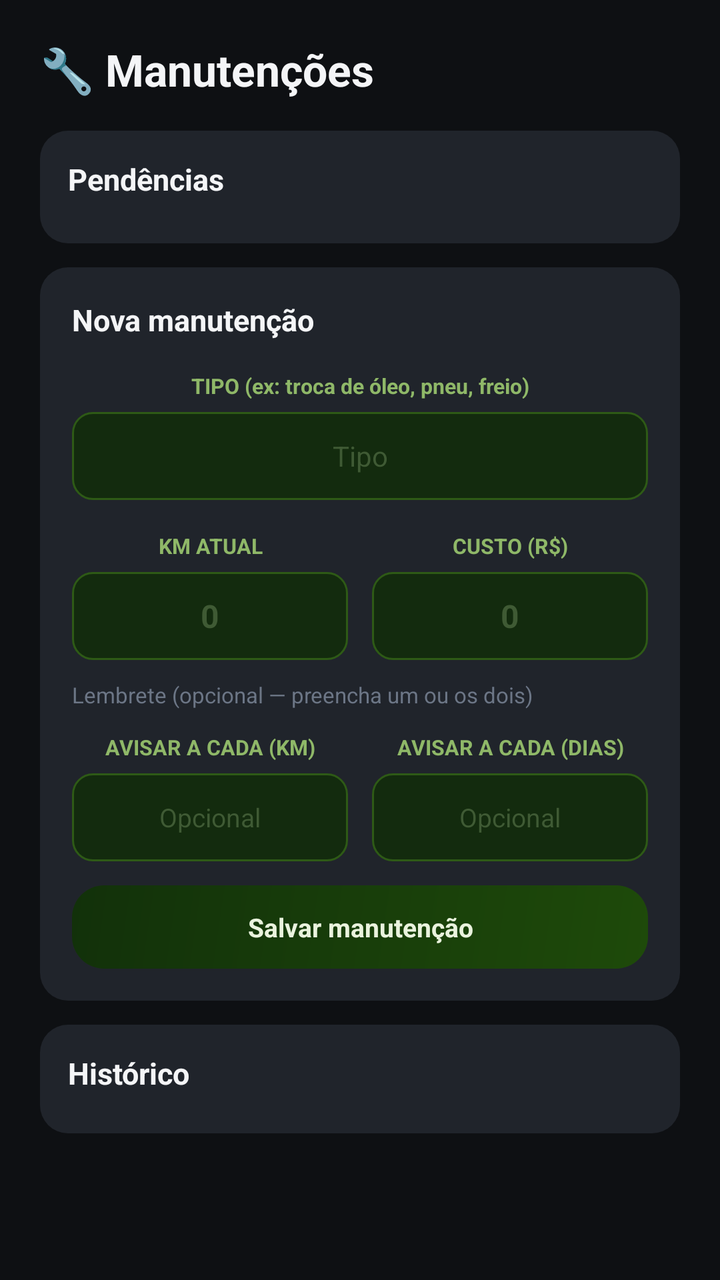
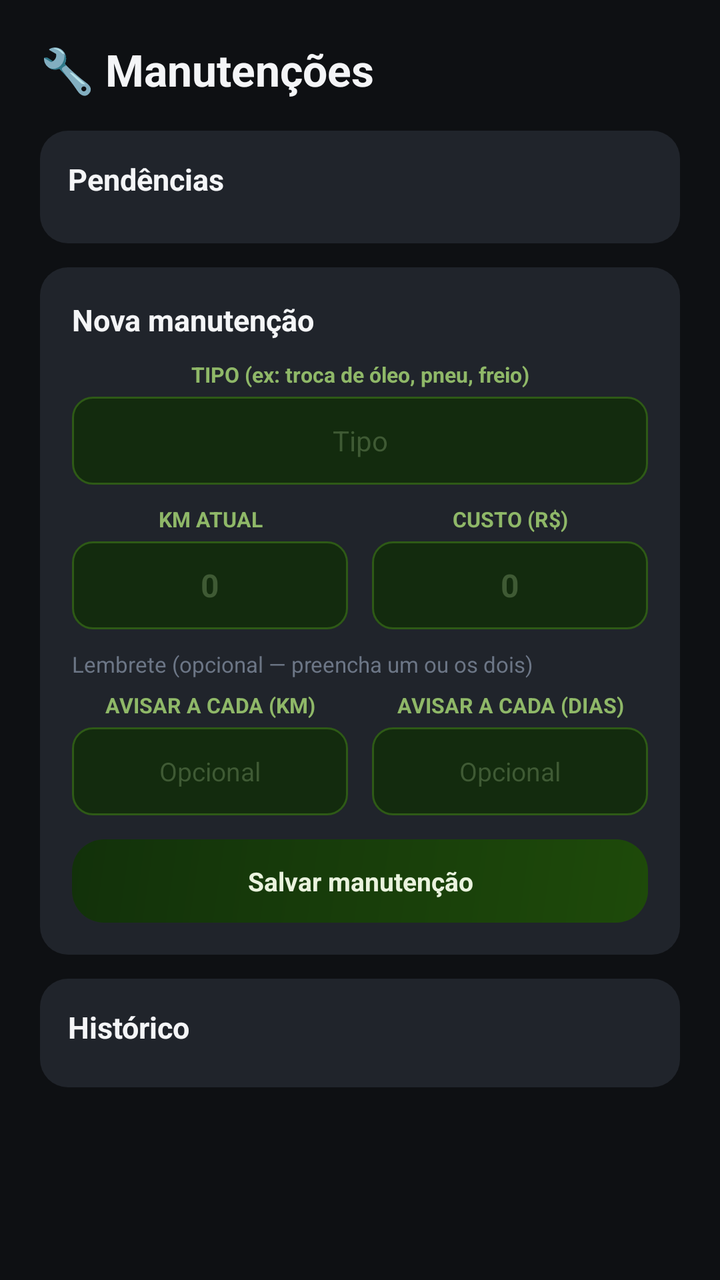

Two renders of the same Android screen: before a commit and after it. Below are the layout's source before the change and the commit's diff.
<!-- AndroidManifest.xml: application theme Theme.MaterialComponents.DayNight.NoActionBar -->
<!-- res/layout/activity_manutencoes.xml -->
<?xml version="1.0" encoding="utf-8"?>
<ScrollView xmlns:android="http://schemas.android.com/apk/res/android"
    android:layout_width="match_parent"
    android:layout_height="match_parent"
    android:background="#0E1013">

    <LinearLayout
        android:layout_width="match_parent"
        android:layout_height="wrap_content"
        android:orientation="vertical"
        android:padding="20dp">

        <TextView
            android:layout_width="wrap_content"
            android:layout_height="wrap_content"
            android:text="🔧 Manutenções"
            android:textColor="#F4F5F7"
            android:textSize="22sp"
            android:textStyle="bold"
            android:layout_marginBottom="16dp" />

        <LinearLayout
            android:layout_width="match_parent"
            android:layout_height="wrap_content"
            android:orientation="vertical"
            android:background="@drawable/bg_card_dark"
            android:padding="14dp"
            android:layout_marginBottom="12dp">

            <TextView
                android:layout_width="wrap_content"
                android:layout_height="wrap_content"
                android:text="Pendências"
                android:textColor="#F4F5F7"
                android:textSize="15sp"
                android:textStyle="bold"
                android:layout_marginBottom="8dp" />

            <LinearLayout
                android:id="@+id/containerPendencias"
                android:layout_width="match_parent"
                android:layout_height="wrap_content"
                android:orientation="vertical" />
        </LinearLayout>

        <LinearLayout
            android:layout_width="match_parent"
            android:layout_height="wrap_content"
            android:orientation="vertical"
            android:background="@drawable/bg_card_dark"
            android:padding="16dp"
            android:layout_marginBottom="12dp">

            <TextView
                android:layout_width="wrap_content"
                android:layout_height="wrap_content"
                android:text="Nova manutenção"
                android:textColor="#F4F5F7"
                android:textSize="15sp"
                android:textStyle="bold"
                android:layout_marginBottom="10dp" />

            <TextView
                android:layout_width="match_parent"
                android:layout_height="26dp"
                android:gravity="center"
                android:text="TIPO (ex: troca de óleo, pneu, freio)"
                android:textColor="#8FB868"
                android:textSize="10.5sp"
                android:textStyle="bold" />
            <EditText
                android:id="@+id/edtTipoManutencao"
                android:layout_width="match_parent"
                android:layout_height="44dp"
                android:background="@drawable/bg_input_verde"
                android:gravity="center"
                android:textColor="#EAF3DE"
                android:textColorHint="#3F5A34"
                android:hint="Tipo"
                android:textSize="14sp"
                android:layout_marginBottom="10dp" />

            <LinearLayout
                android:layout_width="match_parent"
                android:layout_height="wrap_content"
                android:orientation="horizontal"
                android:layout_marginBottom="10dp">

                <LinearLayout
                    android:layout_width="0dp"
                    android:layout_height="wrap_content"
                    android:layout_weight="1"
                    android:orientation="vertical"
                    android:layout_marginEnd="6dp">

                    <TextView
                        android:layout_width="match_parent"
                        android:layout_height="26dp"
                        android:gravity="center"
                        android:text="KM ATUAL"
                        android:textColor="#8FB868"
                        android:textSize="10.5sp"
                        android:textStyle="bold" />

                    <EditText
                        android:id="@+id/edtKmManutencao"
                        android:layout_width="match_parent"
                        android:layout_height="44dp"
                        android:background="@drawable/bg_input_verde"
                        android:gravity="center"
                        android:textColor="#EAF3DE"
                        android:textColorHint="#3F5A34"
                        android:hint="0"
                        android:textSize="16sp"
                        android:textStyle="bold"
                        android:inputType="numberDecimal" />
                </LinearLayout>

                <LinearLayout
                    android:layout_width="0dp"
                    android:layout_height="wrap_content"
                    android:layout_weight="1"
                    android:orientation="vertical"
                    android:layout_marginStart="6dp">

                    <TextView
                        android:layout_width="match_parent"
                        android:layout_height="26dp"
                        android:gravity="center"
                        android:text="CUSTO (R$)"
                        android:textColor="#8FB868"
                        android:textSize="10.5sp"
                        android:textStyle="bold" />

                    <EditText
                        android:id="@+id/edtCustoManutencao"
                        android:layout_width="match_parent"
                        android:layout_height="44dp"
                        android:background="@drawable/bg_input_verde"
                        android:gravity="center"
                        android:textColor="#EAF3DE"
                        android:textColorHint="#3F5A34"
                        android:hint="0"
                        android:textSize="16sp"
                        android:textStyle="bold"
                        android:inputType="numberDecimal" />
                </LinearLayout>
            </LinearLayout>

            <TextView
                android:layout_width="wrap_content"
                android:layout_height="wrap_content"
                android:text="Lembrete (opcional — preencha um ou os dois)"
                android:textColor="#6C7686"
                android:textSize="11sp"
                android:layout_marginBottom="6dp" />

            <LinearLayout
                android:layout_width="match_parent"
                android:layout_height="wrap_content"
                android:orientation="horizontal"
                android:layout_marginBottom="12dp">

                <LinearLayout
                    android:layout_width="0dp"
                    android:layout_height="wrap_content"
                    android:layout_weight="1"
                    android:orientation="vertical"
                    android:layout_marginEnd="6dp">

                    <TextView
                        android:layout_width="match_parent"
                        android:layout_height="26dp"
                        android:gravity="center"
                        android:text="AVISAR A CADA (KM)"
                        android:textColor="#8FB868"
                        android:textSize="10.5sp"
                        android:textStyle="bold" />

                    <EditText
                        android:id="@+id/edtIntervaloKm"
                        android:layout_width="match_parent"
                        android:layout_height="44dp"
                        android:background="@drawable/bg_input_verde"
                        android:gravity="center"
                        android:textColor="#EAF3DE"
                        android:textColorHint="#3F5A34"
                        android:hint="Opcional"
                        android:textSize="13sp"
                        android:inputType="numberDecimal" />
                </LinearLayout>

                <LinearLayout
                    android:layout_width="0dp"
                    android:layout_height="wrap_content"
                    android:layout_weight="1"
                    android:orientation="vertical"
                    android:layout_marginStart="6dp">

                    <TextView
                        android:layout_width="match_parent"
                        android:layout_height="26dp"
                        android:gravity="center"
                        android:text="AVISAR A CADA (DIAS)"
                        android:textColor="#8FB868"
                        android:textSize="10.5sp"
                        android:textStyle="bold" />

                    <EditText
                        android:id="@+id/edtIntervaloDias"
                        android:layout_width="match_parent"
                        android:layout_height="44dp"
                        android:background="@drawable/bg_input_verde"
                        android:gravity="center"
                        android:textColor="#EAF3DE"
                        android:textColorHint="#3F5A34"
                        android:hint="Opcional"
                        android:textSize="13sp"
                        android:inputType="number" />
                </LinearLayout>
            </LinearLayout>

            <TextView
                android:id="@+id/btnSalvarManutencao"
                android:layout_width="match_parent"
                android:layout_height="wrap_content"
                android:background="@drawable/bg_hero_green"
                android:padding="12dp"
                android:gravity="center"
                android:text="Salvar manutenção"
                android:textColor="#EAF3DE"
                android:textSize="13sp"
                android:textStyle="bold"
                android:clickable="true"
                android:focusable="true" />
        </LinearLayout>

        <LinearLayout
            android:layout_width="match_parent"
            android:layout_height="wrap_content"
            android:orientation="vertical"
            android:background="@drawable/bg_card_dark"
            android:padding="14dp">

            <TextView
                android:layout_width="wrap_content"
                android:layout_height="wrap_content"
                android:text="Histórico"
                android:textColor="#F4F5F7"
                android:textSize="15sp"
                android:textStyle="bold"
                android:layout_marginBottom="6dp" />

            <LinearLayout
                android:id="@+id/containerHistoricoManutencoes"
                android:layout_width="match_parent"
                android:layout_height="wrap_content"
                android:orientation="vertical" />
        </LinearLayout>

    </LinearLayout>
</ScrollView>
<!-- resources referenced by this layout -->
<resources>
  <!-- drawable bg_card_dark (drawable) -->
  <?xml version="1.0" encoding="utf-8"?>
  <shape xmlns:android="http://schemas.android.com/apk/res/android" android:shape="rectangle">
      <solid android:color="#20242B" />
      <corners android:radius="14dp" />
  </shape>
  <!-- drawable bg_hero_green (drawable) -->
  <?xml version="1.0" encoding="utf-8"?>
  <shape xmlns:android="http://schemas.android.com/apk/res/android" android:shape="rectangle">
      <gradient
          android:angle="135"
          android:startColor="#1E4A0A"
          android:endColor="#12310A" />
      <corners android:radius="16dp" />
  </shape>
  <!-- drawable bg_input_verde (drawable) -->
  <?xml version="1.0" encoding="utf-8"?>
  <shape xmlns:android="http://schemas.android.com/apk/res/android" android:shape="rectangle">
      <solid android:color="#132B0E" />
      <stroke android:width="1dp" android:color="#2E5A16" />
      <corners android:radius="10dp" />
  </shape>
</resources>

<!-- the commit's change to res/layout/activity_manutencoes.xml (unified diff, before → after) -->
@@ -62,12 +62,13 @@
 
             <TextView
                 android:layout_width="match_parent"
-                android:layout_height="26dp"
+                android:layout_height="wrap_content"
                 android:gravity="center"
                 android:text="TIPO (ex: troca de óleo, pneu, freio)"
                 android:textColor="#8FB868"
                 android:textSize="10.5sp"
-                android:textStyle="bold" />
+                android:textStyle="bold"
+                android:paddingBottom="4dp" />
             <EditText
                 android:id="@+id/edtTipoManutencao"
                 android:layout_width="match_parent"
@@ -95,12 +96,13 @@
 
                     <TextView
                         android:layout_width="match_parent"
-                        android:layout_height="26dp"
+                        android:layout_height="wrap_content"
                         android:gravity="center"
                         android:text="KM ATUAL"
                         android:textColor="#8FB868"
                         android:textSize="10.5sp"
-                        android:textStyle="bold" />
+                        android:textStyle="bold"
+                        android:paddingBottom="4dp" />
 
                     <EditText
                         android:id="@+id/edtKmManutencao"
@@ -125,12 +127,13 @@
 
                     <TextView
                         android:layout_width="match_parent"
-                        android:layout_height="26dp"
+                        android:layout_height="wrap_content"
                         android:gravity="center"
                         android:text="CUSTO (R$)"
                         android:textColor="#8FB868"
                         android:textSize="10.5sp"
-                        android:textStyle="bold" />
+                        android:textStyle="bold"
+                        android:paddingBottom="4dp" />
 
                     <EditText
                         android:id="@+id/edtCustoManutencao"
@@ -170,12 +173,13 @@
 
                     <TextView
                         android:layout_width="match_parent"
-                        android:layout_height="26dp"
+                        android:layout_height="wrap_content"
                         android:gravity="center"
                         android:text="AVISAR A CADA (KM)"
                         android:textColor="#8FB868"
                         android:textSize="10.5sp"
-                        android:textStyle="bold" />
+                        android:textStyle="bold"
+                        android:paddingBottom="4dp" />
 
                     <EditText
                         android:id="@+id/edtIntervaloKm"
@@ -199,12 +203,13 @@
 
                     <TextView
                         android:layout_width="match_parent"
-                        android:layout_height="26dp"
+                        android:layout_height="wrap_content"
                         android:gravity="center"
                         android:text="AVISAR A CADA (DIAS)"
                         android:textColor="#8FB868"
                         android:textSize="10.5sp"
-                        android:textStyle="bold" />
+                        android:textStyle="bold"
+                        android:paddingBottom="4dp" />
 
                     <EditText
                         android:id="@+id/edtIntervaloDias"
